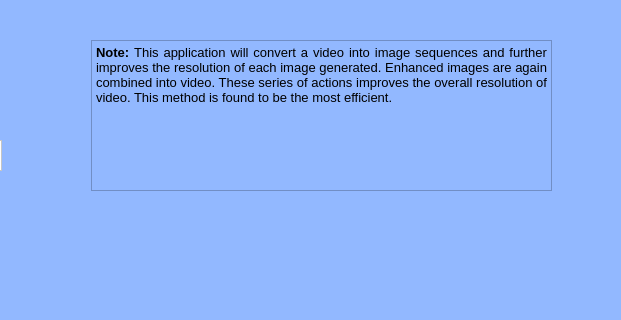
This is Video_to_img_ui.ui in tanishq2910/VideoToImageSequence_PyQt5_using_OpenCV as Qt 5 draws it before an edit; both pictures show x 579 to 1200 and y 0 to 320 of the 1200 by 650 pixel window. The edited form follows.
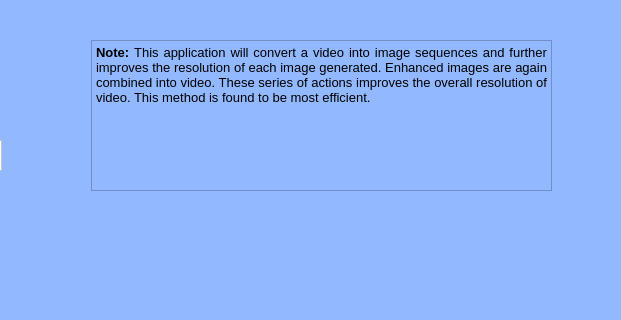
This is the edited form. Icons and pictures are not drawn.

Diff of the .ui file:
```diff
--- a/Video_to_img_ui.ui
+++ b/Video_to_img_ui.ui
@@ -171,7 +171,7 @@
 &lt;html&gt;&lt;head&gt;&lt;meta name=&quot;qrichtext&quot; content=&quot;1&quot; /&gt;&lt;style type=&quot;text/css&quot;&gt;
 p, li { white-space: pre-wrap; }
 &lt;/style&gt;&lt;/head&gt;&lt;body style=&quot; font-family:'MS Shell Dlg 2'; font-size:7.8pt; font-weight:400; font-style:normal;&quot;&gt;
-&lt;p align=&quot;justify&quot; style=&quot; margin-top:0px; margin-bottom:0px; margin-left:0px; margin-right:0px; -qt-block-indent:0; text-indent:0px;&quot;&gt;&lt;span style=&quot; font-size:10pt; font-weight:600;&quot;&gt;Note: &lt;/span&gt;&lt;span style=&quot; font-size:10pt;&quot;&gt;This application will convert a video into image sequences and further improves the resolution of each image generated. Enhanced images are again combined into video. These series of actions improves the overall resolution of video. This method is found to be the most efficient.&lt;/span&gt;&lt;/p&gt;&lt;/body&gt;&lt;/html&gt;</string>
+&lt;p align=&quot;justify&quot; style=&quot; margin-top:0px; margin-bottom:0px; margin-left:0px; margin-right:0px; -qt-block-indent:0; text-indent:0px;&quot;&gt;&lt;span style=&quot; font-size:10pt; font-weight:600;&quot;&gt;Note: &lt;/span&gt;&lt;span style=&quot; font-size:10pt;&quot;&gt;This application will convert a video into image sequences and further improves the resolution of each image generated. Enhanced images are again combined into video. These series of actions improves the overall resolution of video. This method is found to be most efficient.&lt;/span&gt;&lt;/p&gt;&lt;/body&gt;&lt;/html&gt;</string>
     </property>
    </widget>
    <widget class="QPushButton" name="pushButton_5">
```
